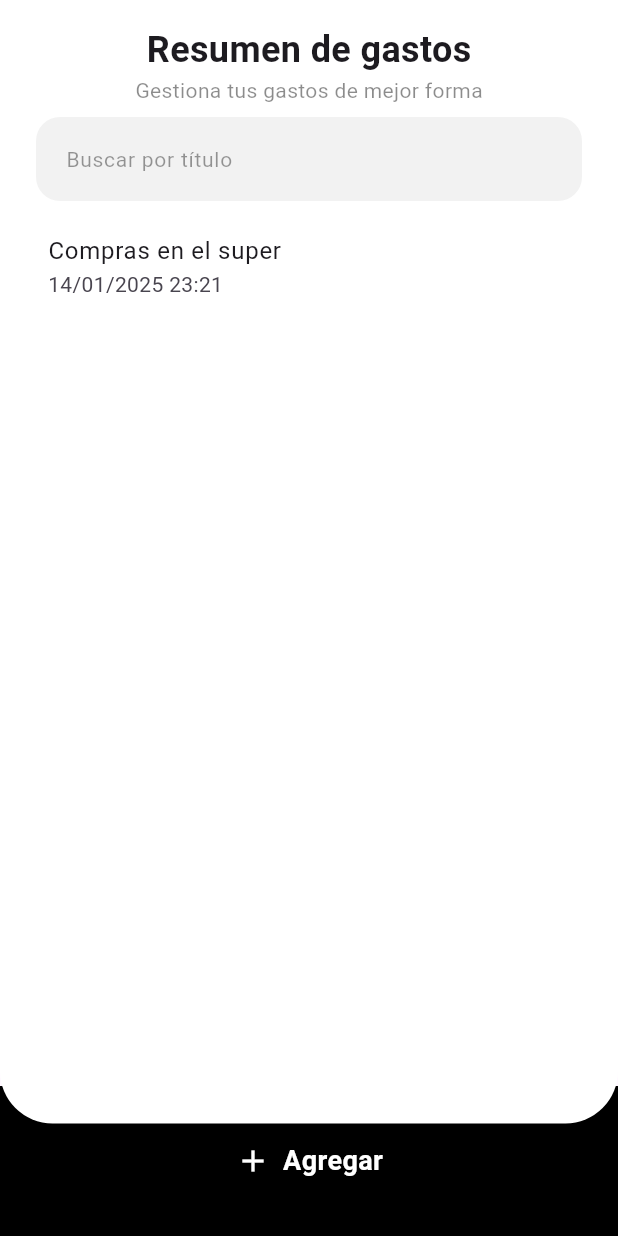
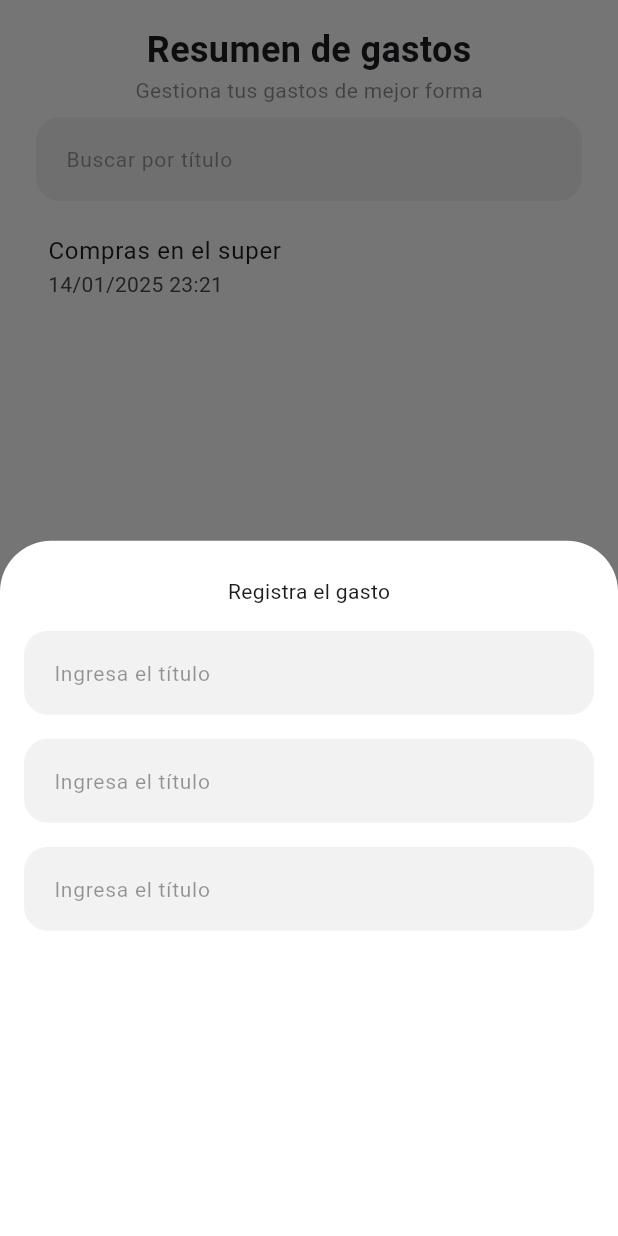
Before and after one commit to fr4nsgallegos/gastosAppG8, a Flutter app: the screen it shows after launch, after a tap on "Agregar", on a phone screen of 412 x 824 dp. Run offline on Flutter 3.47's test engine with Material 3 defaults, Android fonts, the phone set to English and light mode, and no system bars.

Commit message:
fields of modal

```diff
--- a/lib/pages/home_page.dart
+++ b/lib/pages/home_page.dart
@@ -1,6 +1,12 @@
 import 'package:flutter/material.dart';
+import 'package:gastosappg8/widgets/register_modal.dart';
 
-class HomePage extends StatelessWidget {
+class HomePage extends StatefulWidget {
+  @override
+  State<HomePage> createState() => _HomePageState();
+}
+
+class _HomePageState extends State<HomePage> {
   Widget busquedaWidget() {
     return Padding(
       padding: const EdgeInsets.all(8.0),
@@ -27,6 +33,27 @@ class HomePage extends StatelessWidget {
     );
   }
 
+  showRegisterModal() {
+    showModalBottomSheet(
+      backgroundColor: Colors.transparent,
+      context: context,
+      builder: (BuildContext context) {
+        return Container(
+          // width: double.infinity,
+          padding: EdgeInsets.symmetric(vertical: 24, horizontal: 16),
+          decoration: BoxDecoration(
+            color: Colors.white,
+            borderRadius: BorderRadius.only(
+              topLeft: Radius.circular(34),
+              topRight: Radius.circular(34),
+            ),
+          ),
+          child: RegisterModal(),
+        );
+      },
+    );
+  }
+
   @override
   Widget build(BuildContext context) {
     return SafeArea(
@@ -38,7 +65,7 @@ class HomePage extends StatelessWidget {
               children: [
                 InkWell(
                   onTap: () {
-                    print("Hola");
+                    showRegisterModal();
                   },
                   child: Container(
                     color: Colors.black,
--- /dev/null
+++ b/lib/widgets/field_modal_widget.dart
@@ -0,0 +1,30 @@
+import 'package:flutter/material.dart';
+
+class FielModalWidget extends StatelessWidget {
+  @override
+  Widget build(BuildContext context) {
+    return Padding(
+      padding: const EdgeInsets.only(bottom: 16),
+      child: TextField(
+        decoration: InputDecoration(
+          hintText: "Ingresa el título",
+          hintStyle: TextStyle(
+            fontSize: 14,
+            color: Colors.black.withOpacity(0.4),
+          ),
+          filled: true,
+          fillColor: Colors.black.withOpacity(0.05),
+          contentPadding: EdgeInsets.all(16),
+          enabledBorder: OutlineInputBorder(
+            borderSide: BorderSide.none,
+            borderRadius: BorderRadius.circular(16),
+          ),
+          focusedBorder: OutlineInputBorder(
+            borderSide: BorderSide.none,
+            borderRadius: BorderRadius.circular(16),
+          ),
+        ),
+      ),
+    );
+  }
+}
--- /dev/null
+++ b/lib/widgets/register_modal.dart
@@ -0,0 +1,30 @@
+import 'package:flutter/material.dart';
+import 'package:gastosappg8/widgets/field_modal_widget.dart';
+
+class RegisterModal extends StatefulWidget {
+  @override
+  State<RegisterModal> createState() => _RegisterModalState();
+}
+
+class _RegisterModalState extends State<RegisterModal> {
+  TextEditingController _productController = TextEditingController();
+  TextEditingController _priceController = TextEditingController();
+  TextEditingController _typeController = TextEditingController();
+
+  @override
+  Widget build(BuildContext context) {
+    return Column(
+      children: [
+        Text(
+          "Registra el gasto",
+        ),
+        SizedBox(
+          height: 16,
+        ),
+        FielModalWidget(),
+        FielModalWidget(),
+        FielModalWidget(),
+      ],
+    );
+  }
+}
```
